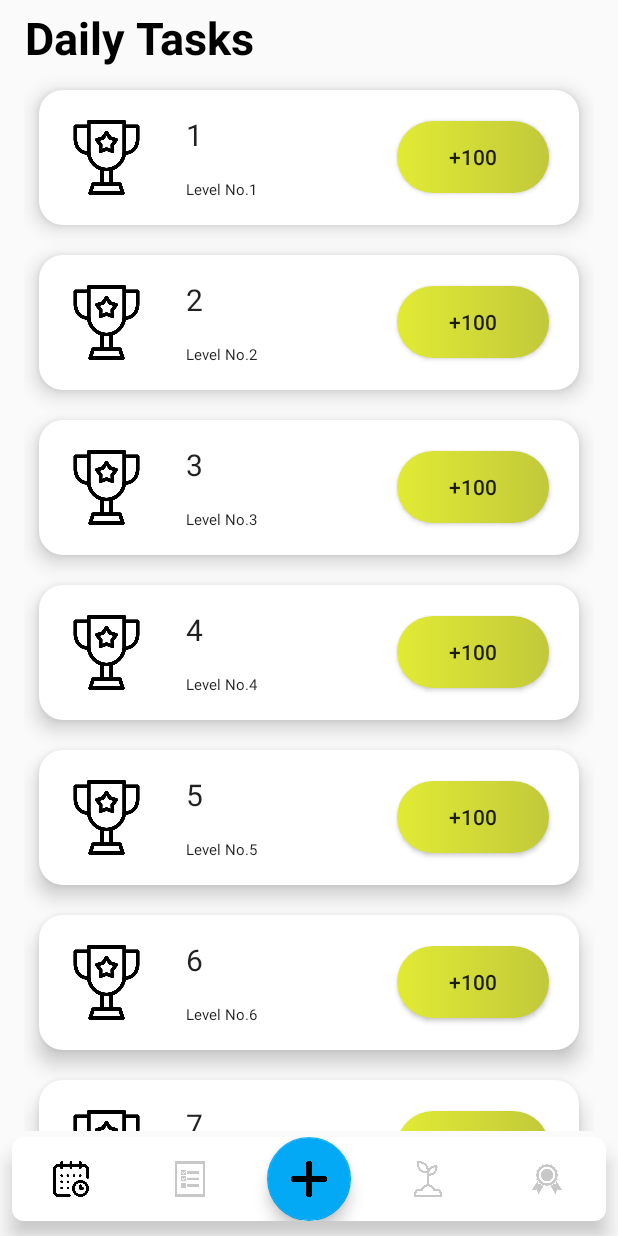
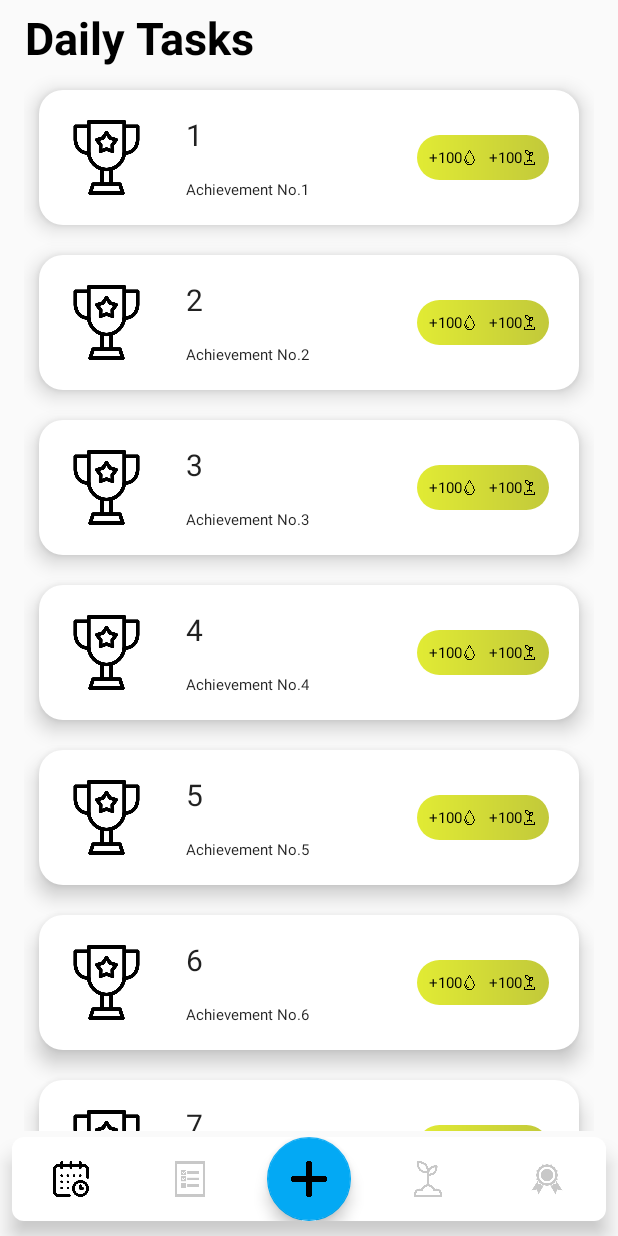
Before and after one commit to quanphanhong/habits-builder, an Android app: the AchievementsFragment screen opened through its navigation route, on a phone screen of 412 x 824 dp. Run offline under Robolectric (Android 15) with nearby library versions, the phone set to English and light mode, and no system bars.

Commit message:
modify dummy file and rewards button

```diff
--- a/app/src/main/java/com/example/habitsbuilder/MyAchievementRecyclerViewAdapter.java
+++ b/app/src/main/java/com/example/habitsbuilder/MyAchievementRecyclerViewAdapter.java
@@ -34,7 +34,7 @@ public class MyAchievementRecyclerViewAdapter extends RecyclerView.Adapter<MyAch
     public void onBindViewHolder(final ViewHolder holder, int position) {
         holder.mItem = mValues.get(position);
         holder.mIdView.setText(mValues.get(position).id);
-        holder.mContentView.setText(mValues.get(position).content);
+        holder.mContentView.setText(mValues.get(position).achievement_name);
     }
 
     @Override
--- a/app/src/main/res/layout/fragment_achievements.xml
+++ b/app/src/main/res/layout/fragment_achievements.xml
@@ -18,6 +18,7 @@
         android:layout_width="wrap_content"
         android:layout_height="wrap_content"
         android:layout_gravity="center_vertical"
+        android:elevation="8dp"
         android:layout_weight="5"
         android:orientation="vertical">
 
@@ -39,13 +40,48 @@
 
     </LinearLayout>
 
-    <Button
+    <LinearLayout
         android:layout_width="wrap_content"
         android:layout_height="wrap_content"
         android:layout_gravity="end|center_vertical"
-        android:layout_margin="@dimen/achievements_icon_margin"
-        android:layout_weight="1"
-        android:text="+100"
-        android:background="@drawable/rewarding_button_background"/>
+        android:layout_marginRight="@dimen/achievements_icon_margin"
+        android:background="@drawable/rewarding_button_background">
+
+        <TextView
+            android:id="@+id/water_amount_text_view"
+            android:layout_width="wrap_content"
+            android:layout_height="wrap_content"
+            android:textSize="@dimen/achievements_text_size_small"
+            android:layout_marginTop="@dimen/achievements_text_margin"
+            android:layout_marginBottom="@dimen/achievements_text_margin"
+            android:layout_marginLeft="@dimen/achievements_text_margin"
+            android:text="+100"
+            android:textColor="#000000"/>
+
+        <ImageView
+            android:layout_width="10dp"
+            android:layout_height="10dp"
+            android:src="@drawable/ic_drop"
+            android:layout_gravity="center_vertical"/>
+
+        <TextView
+            android:id="@+id/number_of_trees_text_view"
+            android:layout_width="wrap_content"
+            android:layout_height="wrap_content"
+            android:textSize="@dimen/achievements_text_size_small"
+            android:layout_marginTop="@dimen/achievements_text_margin"
+            android:layout_marginBottom="@dimen/achievements_text_margin"
+            android:layout_marginLeft="@dimen/achievements_text_margin"
+            android:text="+100"
+            android:textColor="#000000"/>
+
+        <ImageView
+            android:layout_width="10dp"
+            android:layout_height="10dp"
+            android:src="@drawable/ic_sprout"
+            android:layout_marginRight="@dimen/achievements_text_margin"
+            android:layout_gravity="center_vertical"/>
+
+    </LinearLayout>
 
 </LinearLayout>
```
Also changed, not shown: app/src/main/java/com/example/habitsbuilder/dummy/DummyContent.java (+12 -12 lines), app/src/main/res/drawable/ic_drop.png (added).
